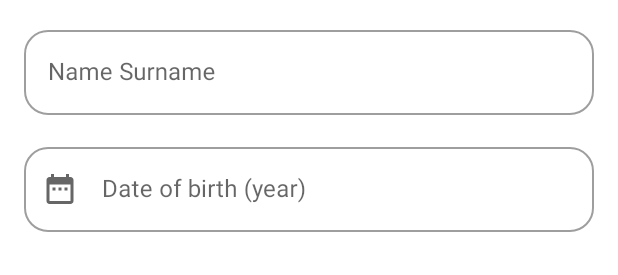
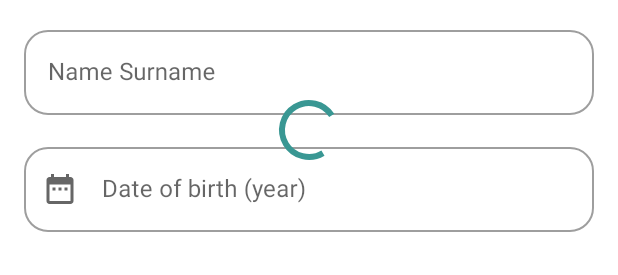
Before and after one commit to envercelik/DoctorAppointmentSystem, an Android app: the layout fragment_user_signup.xml on its own in the app's theme, with its tools: preview values and no code run, on a phone screen of 412 x 824 dp. Shown: the part 236-511 px from the top of the screen. Run offline under Robolectric (Android 15) with nearby library versions, the phone set to English and light mode, and no system bars.

Commit message:
make signup screen scrollable and add circular indicator

```diff
--- a/app/src/main/res/layout/fragment_user_signup.xml
+++ b/app/src/main/res/layout/fragment_user_signup.xml
@@ -10,9 +10,17 @@
             type="com.envercelik.doctorappointmentsystem.SignupUserViewModel" />
     </data>
 
+    <ScrollView
+        android:layout_width="match_parent"
+        android:layout_height="match_parent">
+
+        <FrameLayout
+            android:layout_width="match_parent"
+            android:layout_height="wrap_content">
+
             <LinearLayout
                 android:layout_width="match_parent"
-        android:layout_height="match_parent"
+                android:layout_height="wrap_content"
                 android:orientation="vertical"
                 android:padding="@dimen/padding_16"
                 tools:context=".SignupUserFragment">
@@ -121,4 +129,13 @@
                     android:text="@string/signup"
                     app:cornerRadius="32dp" />
             </LinearLayout>
+
+            <com.google.android.material.progressindicator.CircularProgressIndicator
+                android:id="@+id/progressIndicator"
+                android:layout_width="wrap_content"
+                android:layout_height="wrap_content"
+                android:layout_gravity="center"
+                android:indeterminate="true"/>
+        </FrameLayout>
+    </ScrollView>
 </layout>
```
Lines whose indentation alone changed are shown as unchanged.
